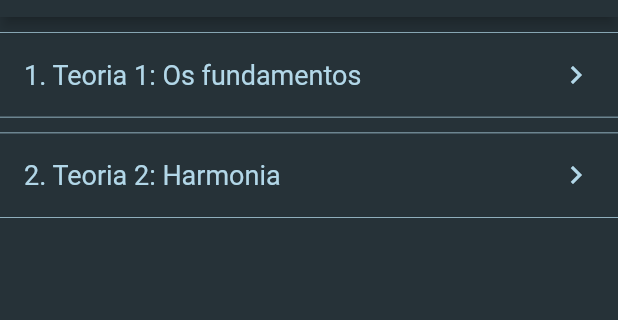
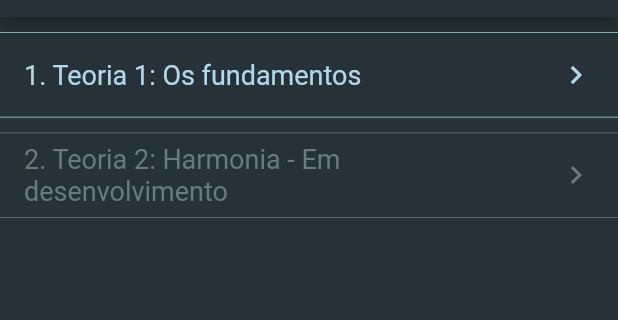
Before and after one commit to DaviPMello27/covoice, a Flutter app: the LessonModulesListPage screen opened by its route, on a phone screen of 412 x 824 dp, the part 67-387 px from its top. Run offline on Flutter 3.47's test engine with Material 2 defaults, Android fonts, the phone set to English and light mode, and no system bars; our stand-ins replace equatable, just_audio, share_plus, sqflite; missing offline and left inert: audio_waveforms, ffmpeg_kit_flutter, flame, flame_audio, flutter_audio_capture, flutter_fft and 5 more; accounts and stored records are empty.

```diff
--- a/lib/entities/exercise.dart
+++ b/lib/entities/exercise.dart
@@ -122,7 +122,7 @@ class Exercise {
       title: 'Teste de uma nota: A',
       module: 'amateur',
       folderName: '/single_note_test_a',
-      maxPossibleScore: 250,
+      maxPossibleScore: 500,
     ),
     Exercise(
       maxScore: 0,
@@ -151,8 +151,8 @@ class Exercise {
       maxScore: 0,
       title: 'We Wish you a Merry Christmas',
       module: 'intermediary',
-      folderName: 'we_wish_you_a_merry_christmas',
-      maxPossibleScore: 999,
+      folderName: '/we_wish_you_a_merry_christmas',
+      maxPossibleScore: 1030,
     ),
     Exercise(
       maxScore: 0,
--- a/lib/entities/game_note.dart
+++ b/lib/entities/game_note.dart
@@ -7,7 +7,7 @@ class GameNote {
   GameNote({required this.note, required this.start, required this.end, this.counts = true});
 
   //TODO: Consider putting all notes
-  static List<String> range = ['C5', 'B4', 'A#4', 'A4', 'G#4', 'G4', 'F#4', 'F4', 'E4', 'D#4', 'D4', 'C#4', 'C4', 'B3', 'A#3', 'A3', 'G#3', 'G3', 'F#3', 'F3', 'E3', 'D#3', 'D3', 'C#3', 'C3', 'B2'];
+  static List<String> range = ['D5', 'C#5', 'C5', 'B4', 'A#4', 'A4', 'G#4', 'G4', 'F#4', 'F4', 'E4', 'D#4', 'D4', 'C#4', 'C4', 'B3', 'A#3', 'A3', 'G#3', 'G3', 'F#3', 'F3', 'E3', 'D#3', 'D3', 'C#3', 'C3', 'B2'];
 
   static getMaxIndexFromRange(List<GameNote> gameNoteList){
     int maxIndex = 0;
--- a/lib/views/lerning/lesson_modules_list_page.dart
+++ b/lib/views/lerning/lesson_modules_list_page.dart
@@ -57,7 +57,7 @@ class _LessonModulesListPageState extends State<LessonModulesListPage> {
       body: SingleChildScrollView(
         child: loaded ? Column(
           children: modules!.map(
-            (module) => _ModuleListTile(module: module)
+            (module) => _ModuleListTile(module: module, inDevelopment: [2].contains(module.id),)
           ).toList(),
         ) : const Center(child: CircularProgressIndicator(),),
       ),
@@ -67,27 +67,32 @@ class _LessonModulesListPageState extends State<LessonModulesListPage> {
 
 class _ModuleListTile extends StatelessWidget {
   final LessonModule module;
+  final bool inDevelopment;
 
-  const _ModuleListTile({ required this.module, Key? key }) : super(key: key);
+  const _ModuleListTile({ required this.module, this.inDevelopment = false, Key? key }) : super(key: key);
 
   @override
   Widget build(BuildContext context) {
-    final BorderSide verticalBorder = BorderSide(color: Theme.of(context).colorScheme.secondary, width: 0.5);
+    final BorderSide verticalBorder = BorderSide(
+      width: 0.5,
+      color: inDevelopment ? Theme.of(context).colorScheme.secondaryVariant : Theme.of(context).colorScheme.secondary,
+    );
 
     return Padding(
       padding: const EdgeInsets.only(top: 10),
       child: ListTile(
         shape: Border(top: verticalBorder, bottom: verticalBorder),
         title: Text(
-          '${module.id}. ${module.title}',
+          '${module.id}. ${module.title}' + (inDevelopment ? ' - Em desenvolvimento' : ''),
           style: const TextStyle(
             fontSize: 18
           )
         ),
         trailing: Icon(
           Icons.chevron_right,
-          color: Theme.of(context).colorScheme.secondary
+          color: inDevelopment ? Theme.of(context).colorScheme.secondaryVariant : Theme.of(context).colorScheme.secondary,
         ),
+        enabled: !inDevelopment,
         onTap: () {
           Navigator.push(
             context,
```
Also changed, not shown: 4 other files.
